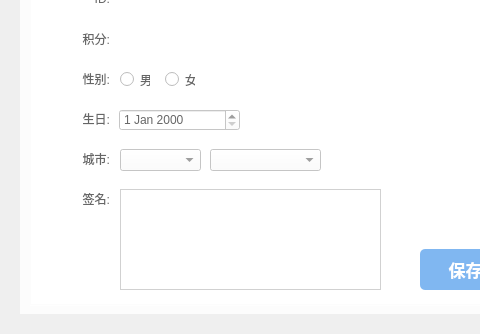
The window that musicUi/musicUsermanager/musicuserrecordwidget.ui (Greedysky/TTKMusicPlayer) describes before a commit, drawn with Qt 5; both pictures show x 0 to 480 and y 166 to 500 of the 570 by 500 pixel window.
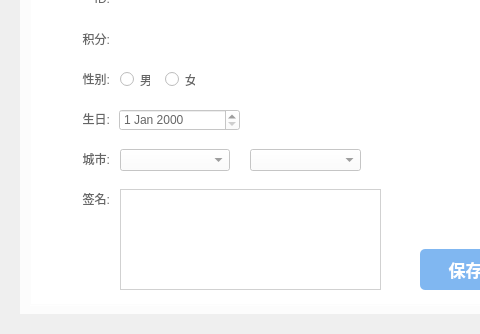
The same window after the commit. Icons and pictures are not drawn. Custom widgets are drawn as their Qt base class.

Commit message: update user record combobox width[852036]

Diff of the .ui file:
```diff
--- a/musicUi/musicUsermanager/musicuserrecordwidget.ui
+++ b/musicUi/musicUsermanager/musicuserrecordwidget.ui
@@ -322,7 +322,7 @@
        <rect>
         <x>90</x>
         <y>230</y>
-        <width>81</width>
+        <width>110</width>
         <height>22</height>
        </rect>
       </property>
@@ -330,7 +330,7 @@
      <widget class="QComboBox" name="countryComboBox_F">
       <property name="geometry">
        <rect>
-        <x>180</x>
+        <x>220</x>
         <y>230</y>
         <width>111</width>
         <height>22</height>
```
The commit also changes 1 other file.
